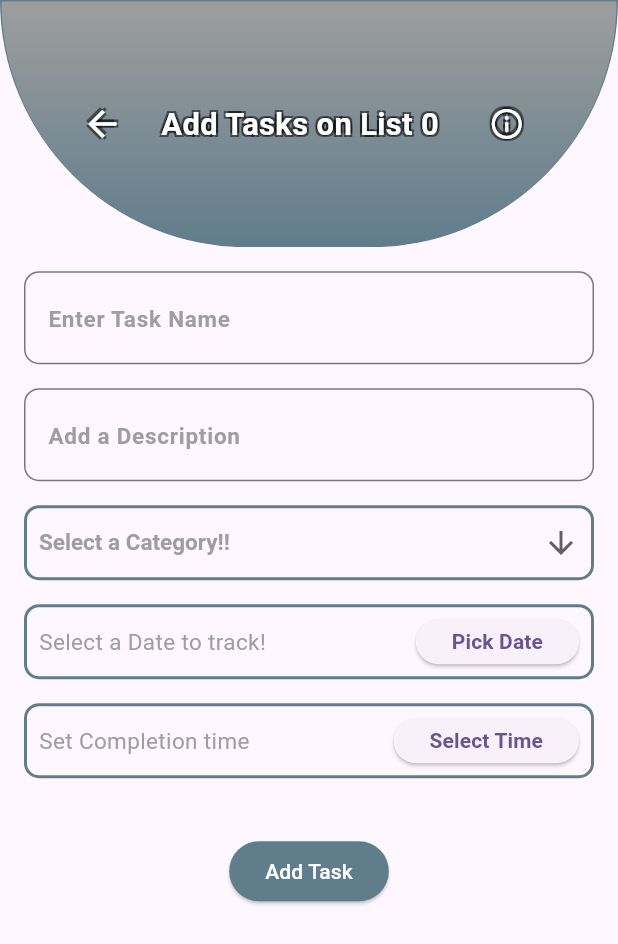
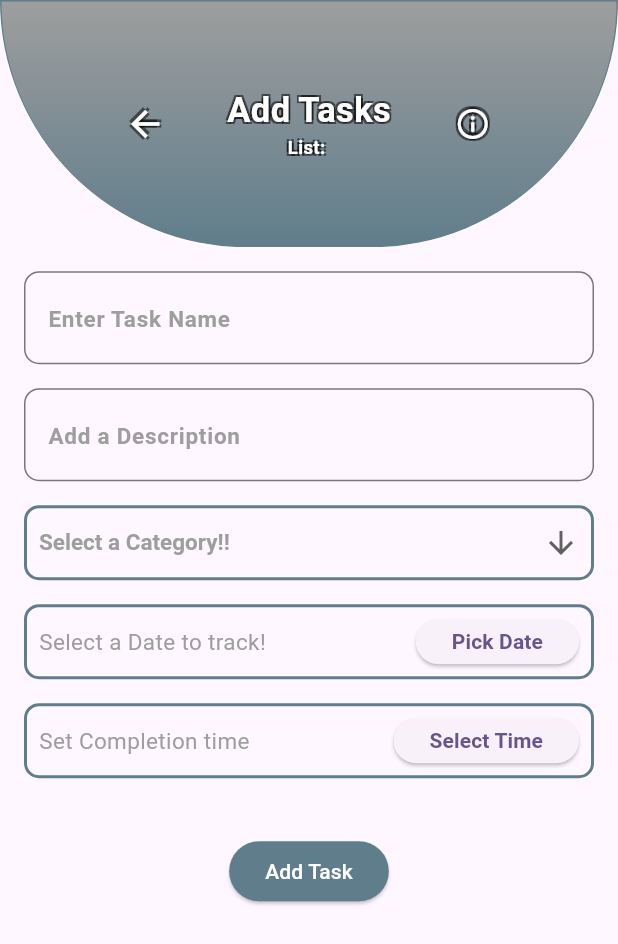
Before and after one commit to RizoanHossainRishad/TaskPlanner-flutter, a Flutter app: the task_screen screen opened directly with empty values, after a tap on the "add" icon, on a phone screen of 412 x 824 dp. Shown: the top 944 px of the screen. Run offline on Flutter 3.47's test engine with Material 3 defaults, Android fonts, the phone set to English and light mode, and no system bars; our stand-ins replace dotted_border, flutter_colorpicker, sqflite; accounts and stored records are empty.

Commit message:
Fixed bugs: TaskScreen Listname showing ,onTap particular task -> correct ListName showing , Updation of task is fixed

```diff
--- a/lib/model_classes/taskmodel.dart
+++ b/lib/model_classes/taskmodel.dart
@@ -27,7 +27,7 @@ class Task {
   //Jokhon jabe tokhon map akare jabe
   Map<String, dynamic> toJson() {
     return {
-
+      'id':id,
       'name': name,
       'listId': listId,
       'description': description,
--- a/lib/screens/add_new_task_templateButton.dart
+++ b/lib/screens/add_new_task_templateButton.dart
@@ -6,7 +6,8 @@ import 'add_task.dart';
 
 class AddNewTaskButton extends StatelessWidget {
   int? catID;
-  AddNewTaskButton({super.key,required this.catID});
+  String? catName;
+  AddNewTaskButton({super.key,required this.catID,required this.catName});
 
   @override
   Widget build(BuildContext context) {
@@ -18,7 +19,7 @@ class AddNewTaskButton extends StatelessWidget {
           onTap: () {
              Navigator.of(context).push(
               MaterialPageRoute(
-                builder: (context) => AddTask(catID:catID),
+                builder: (context) => AddTask(catID:catID,catName:catName,),
               ),
             );
 
--- a/lib/screens/add_task.dart
+++ b/lib/screens/add_task.dart
@@ -4,8 +4,10 @@ import '../model_classes/taskmodel.dart';
 
 class AddTask extends StatefulWidget {
   Task? task;
+  String? catName;
   int? catID;
-  AddTask({super.key, this.task, this.catID});
+
+  AddTask({super.key,this.task, required this.catName, required this.catID});
 
   @override
   State<AddTask> createState() => _AddTaskState();
@@ -69,7 +71,6 @@ class _AddTaskState extends State<AddTask> {
     double screenHeight = MediaQuery.of(context).size.height;
     double screenWidth = MediaQuery.of(context).size.width;
     return Scaffold(
-
       body: CustomScrollView(
         slivers: [
           _buildSliverAppBar(screenHeight),
@@ -86,7 +87,10 @@ class _AddTaskState extends State<AddTask> {
                     ),
                     Padding(
                       padding: const EdgeInsets.all(8.0),
-                      child: _buildTextEdit(_descController, "Add a Description"),
+                      child: _buildTextEdit(
+                        _descController,
+                        "Add a Description",
+                      ),
                     ),
                     Padding(
                       padding: const EdgeInsets.all(8.0),
@@ -102,7 +106,10 @@ class _AddTaskState extends State<AddTask> {
                           child: DropdownButton(
                             hint: Text(
                               "Select a Category!!",
-                              style: TextStyle(fontSize: 15, color: Colors.grey),
+                              style: TextStyle(
+                                fontSize: 15,
+                                color: Colors.grey,
+                              ),
                             ),
                             underline: SizedBox(),
                             elevation: 0,
@@ -148,13 +155,14 @@ class _AddTaskState extends State<AddTask> {
                                   style: _selectedDate == null
                                       ? TextStyle(
                                           fontSize: 15,
-                                    color: Colors.grey, // style for null date
+                                          color: Colors
+                                              .grey, // style for null date
                                         )
                                       : TextStyle(
                                           fontWeight: FontWeight.w600,
                                           fontSize: 20,
-                                    color:
-                                    Colors.black, // style for selected date
+                                          color: Colors
+                                              .black, // style for selected date
                                         ),
                                 ),
                               ),
@@ -162,7 +170,9 @@ class _AddTaskState extends State<AddTask> {
                                 onPressed: () =>
                                     _pickDate(context), // Pass context here
                                 child: Text(
-                                  _selectedDate == null ? "Pick Date" : "Change Date",
+                                  _selectedDate == null
+                                      ? "Pick Date"
+                                      : "Change Date",
                                   style: TextStyle(fontWeight: FontWeight.bold),
                                 ),
                               ),
@@ -195,7 +205,10 @@ class _AddTaskState extends State<AddTask> {
                                           fontSize: 20,
                                           color: Colors.black,
                                         )
-                                      : TextStyle(fontSize: 15, color: Colors.grey),
+                                      : TextStyle(
+                                          fontSize: 15,
+                                          color: Colors.grey,
+                                        ),
                                 ),
                               ),
                               ElevatedButton(
@@ -216,21 +229,23 @@ class _AddTaskState extends State<AddTask> {
                     SizedBox(height: 30),
                     ElevatedButton(
                       style: ButtonStyle(
-                        backgroundColor: WidgetStatePropertyAll(Colors.blueGrey),
+                        backgroundColor: WidgetStatePropertyAll(
+                          Colors.blueGrey,
+                        ),
                       ),
                       onPressed: () async {
                         if (widget.task != null) {
                           await DBTaskHelper.updateTask(
                             Task(
                               id: widget.task!.id,
-                              listId: widget.catID!,
+                              listId: widget.task!.listId,
                               description: _descController.text,
-                              name: widget.task!.name,
+                              name: _nameController.text,
                               category: _selectedCategory!,
                               date: _selectedDate!,
                               time: _selectedTime!,
-                              isDone: widget.task!.isDone,
                             ),
+
                           );
                           setState(() {});
                           Navigator.of(context).pop(true);
@@ -249,15 +264,16 @@ class _AddTaskState extends State<AddTask> {
                           Navigator.of(context).pop(true);
                         }
                       },
-                      child: Text("Add Task",style: TextStyle(
-                        color: Colors.white
-                      ),),
+                      child: Text(
+                        "Add Task",
+                        style: TextStyle(color: Colors.white),
+                      ),
                     ),
                   ],
                 ),
               ),
             ),
-          )
+          ),
         ],
       ),
     );
@@ -296,7 +312,8 @@ class _AddTaskState extends State<AddTask> {
               crossAxisAlignment: CrossAxisAlignment.center,
               mainAxisAlignment: MainAxisAlignment.spaceBetween,
               children: [
-                Container(
+                Expanded(
+                  child: Container(
                     padding: EdgeInsets.all(2),
                     child: IconButton(
                       style: ButtonStyle(),
@@ -312,22 +329,43 @@ class _AddTaskState extends State<AddTask> {
                       ),
                     ),
                   ),
+                ),
+                Expanded(
+                  child: Column(
+                    mainAxisAlignment: MainAxisAlignment.center,
+                    children: [
                       FittedBox(
                         fit: BoxFit.scaleDown,
                         child: Text(
-                    'Add Tasks on List ${widget.catID}',
+                          'Add Tasks',
                           style: TextStyle(
                             color: Colors.white,
                             fontWeight: FontWeight.bold,
-                      fontSize: MediaQuery.of(context).size.width * 0.05,
+                            fontSize: MediaQuery.of(context).size.width * 0.06,
                             shadows: shadowStyleBold(),
                           ),
                         ),
                       ),
+                      FittedBox(
+                        fit: BoxFit.scaleDown,
+                        child: Text(
+                          "List: ${widget.catName}",
+                          style: TextStyle(
+                            color: Colors.white,
+                            fontWeight: FontWeight.bold,
+                            fontSize: MediaQuery.of(context).size.width * 0.03,
+                            shadows: shadowStyleBold(),
+                          ),
+                        ),
+                      ),
+                    ],
+                  ),
+                ),
+
                 // Add button
-
                 if (widget.task != null && widget.task!.name.isNotEmpty)
-                  Container(
+                  Expanded(
+                    child: Container(
                       decoration: BoxDecoration(),
                       padding: EdgeInsets.all(8),
                       child: IconButton(
@@ -336,11 +374,13 @@ class _AddTaskState extends State<AddTask> {
                           setState(() {});
                           Navigator.of(context).pop(true);
                         },
-                      icon: Icon(Icons.delete,color: Colors.red,),
+                        icon: Icon(Icons.delete, color: Colors.red),
+                      ),
                     ),
                   )
                 else
-                  Container(
+                  Expanded(
+                    child: Container(
                       decoration: BoxDecoration(),
                       padding: EdgeInsets.all(8),
                       child: IconButton(
@@ -358,10 +398,14 @@ class _AddTaskState extends State<AddTask> {
                             ),
                           );
                         },
-                      icon: Icon(Icons.info_outline,color: Colors.white,shadows: shadowStyleBold(),),
+                        icon: Icon(
+                          Icons.info_outline,
+                          color: Colors.white,
+                          shadows: shadowStyleBold(),
                         ),
                       ),
-
+                    ),
+                  ),
               ],
             ),
           ),
--- a/lib/screens/list_screen.dart
+++ b/lib/screens/list_screen.dart
@@ -265,7 +265,7 @@ class _ListScreenState extends State<ListScreen> {
                                     .push(
                                       MaterialPageRoute(
                                         builder: (_) =>
-                                            task_screen(catID: contacts.id!,color: contacts.colorValue,),
+                                            task_screen(catID: contacts.id!,color: contacts.colorValue,catName:contacts.namedid),
                                       ),
                                     );
                                 if (refresh == true) {
--- a/lib/screens/task_screen.dart
+++ b/lib/screens/task_screen.dart
@@ -9,7 +9,8 @@ import 'add_task.dart';
 class task_screen extends StatefulWidget {
   int catID;
   int? color;
-  task_screen({super.key, required this.catID, required this.color});
+  String? catName;
+  task_screen({super.key, required this.catID, required this.color,required this.catName});
   @override
   State<task_screen> createState() => _task_screenState();
 }
@@ -47,7 +48,7 @@ class _task_screenState extends State<task_screen> {
               ? CustomScrollView(
                   slivers: [
                     _buildSliverAppBar(screenWidth),
-                    AddNewTaskButton(catID: widget.catID),
+                    AddNewTaskButton(catID: widget.catID,catName:widget.catName),
                     SliverToBoxAdapter(
                       child: Container(
                         height: screenHeight * 0.09,
@@ -85,7 +86,7 @@ class _task_screenState extends State<task_screen> {
               : CustomScrollView(
                   slivers: [
                     _buildSliverAppBar(screenHeight),
-                    AddNewTaskButton(catID: widget.catID),
+                    AddNewTaskButton(catID: widget.catID,catName:widget.catName),
                     SliverList(
                       delegate: SliverChildBuilderDelegate((context, index) {
                         final task = snapshot.data?[index];
@@ -171,7 +172,8 @@ class _task_screenState extends State<task_screen> {
                                             date: task.date,
                                             time: task.time,
                                           ),
-                                          catID: task.id,
+                                          catName: widget.catName,
+                                          catID: widget.catID,
                                         ),
                                       ),
                                     );
@@ -238,7 +240,10 @@ class _task_screenState extends State<task_screen> {
                     ),
                   ),
                 ),
-                FittedBox(
+                Column(
+                  children: [
+                    Expanded(
+                      child: FittedBox(
                         fit: BoxFit.scaleDown,
                         child: Text(
                           "Tasks",
@@ -250,6 +255,22 @@ class _task_screenState extends State<task_screen> {
                           ),
                         ),
                       ),
+                    ),
+                    Expanded(
+                      child: FittedBox(
+                        fit: BoxFit.scaleDown,
+                        child: Text(
+                         "${widget.catName}",
+                          style: TextStyle(
+                            color: Colors.white,
+                            fontSize: MediaQuery.of(context).size.width * 0.7,
+                            shadows: shadowStyleBold(),
+                          ),
+                        ),
+                      ),
+                    ),
+                  ],
+                ),
                 // Add button
                 Container(
                   decoration: BoxDecoration(
@@ -260,7 +281,7 @@ class _task_screenState extends State<task_screen> {
                     onPressed: () async {
                       final refresh = await Navigator.of(context).push(
                         MaterialPageRoute(
-                          builder: (context) => AddTask(catID: widget.catID),
+                          builder: (context) => AddTask(catName: widget.catName,catID: widget.catID,),
                         ),
                       );
                       if (refresh == true) {
```
Also changed, not shown: pubspec.lock. Lines whose indentation alone changed are shown as unchanged.
